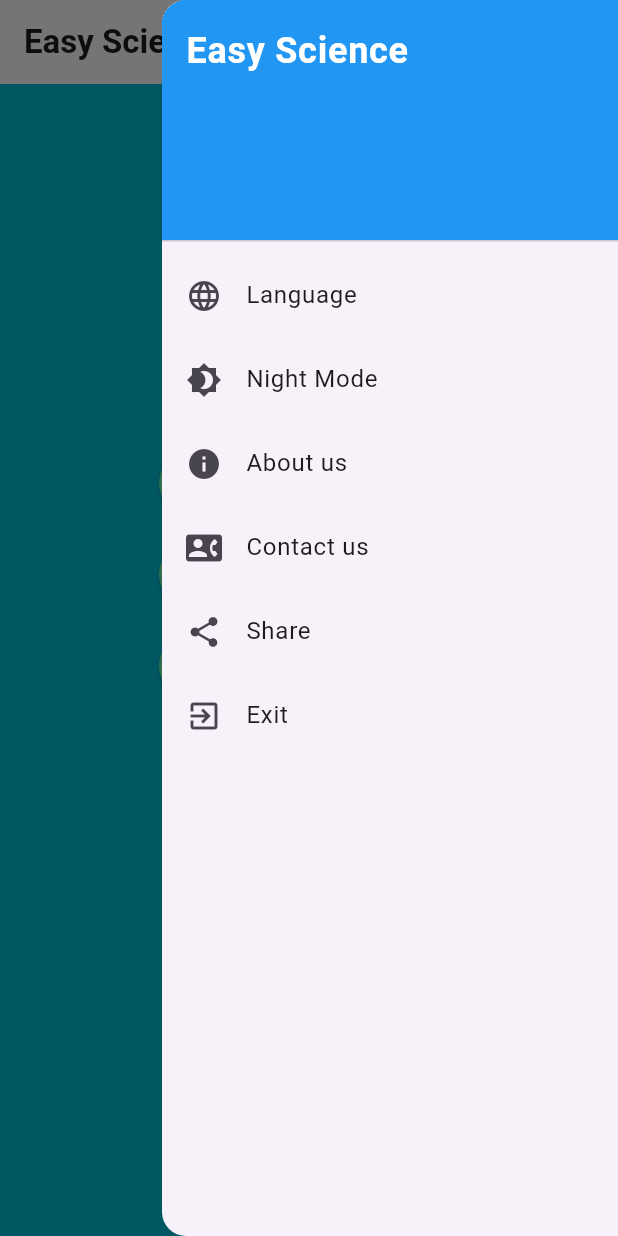
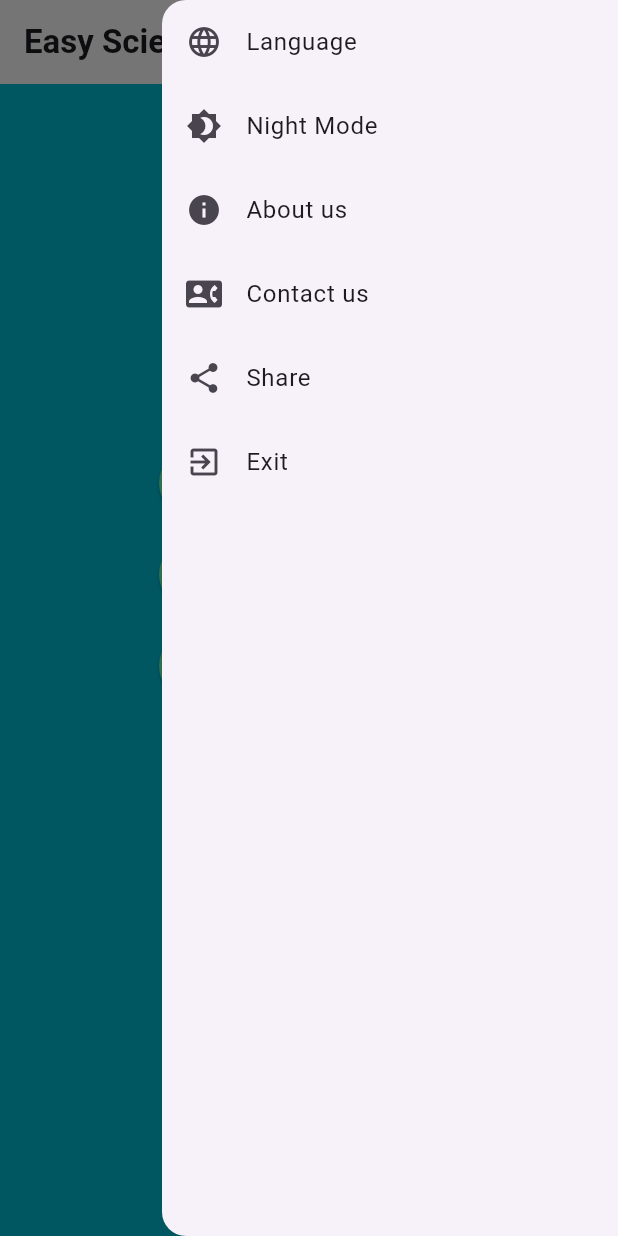
Before and after one commit to M-Zahir-Akbari/easy_science, a Flutter app: the screen it shows after launch, with the side drawer open, on a phone screen of 412 x 824 dp. Run offline on Flutter 3.47's test engine with Material 3 defaults, Android fonts, the phone set to English and light mode, and no system bars.

Commit message:
Drawer header removal

```diff
--- a/lib/drawer/app_drawer.dart
+++ b/lib/drawer/app_drawer.dart
@@ -9,19 +9,6 @@ class AppDrawer extends StatelessWidget {
       child: ListView(
         padding: EdgeInsets.zero,
         children: <Widget>[
-          const DrawerHeader(
-            decoration: BoxDecoration(
-              color: Colors.blue,
-            ),
-            child: Text(
-              'Easy Science',
-              style: TextStyle(
-                color: Colors.white,
-                fontWeight: FontWeight.bold,
-                fontSize: 24,
-              ),
-            ),
-          ),
           ListTile(
             leading: const Icon(Icons.language),
             title: const Text('Language'),
```
